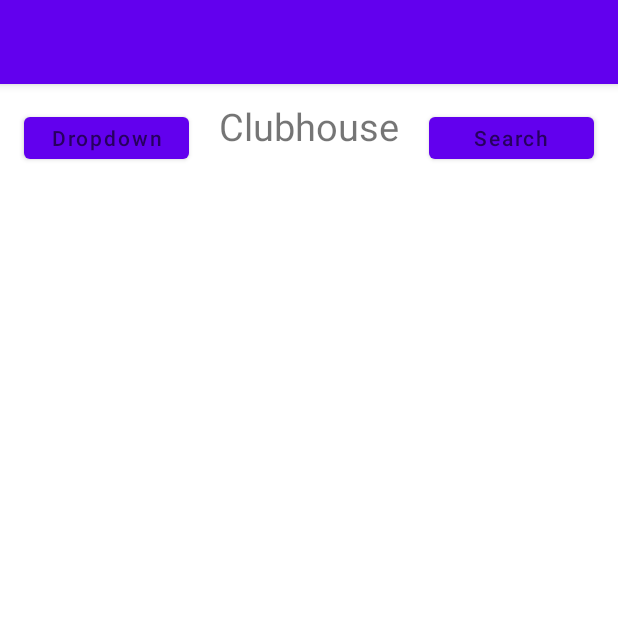
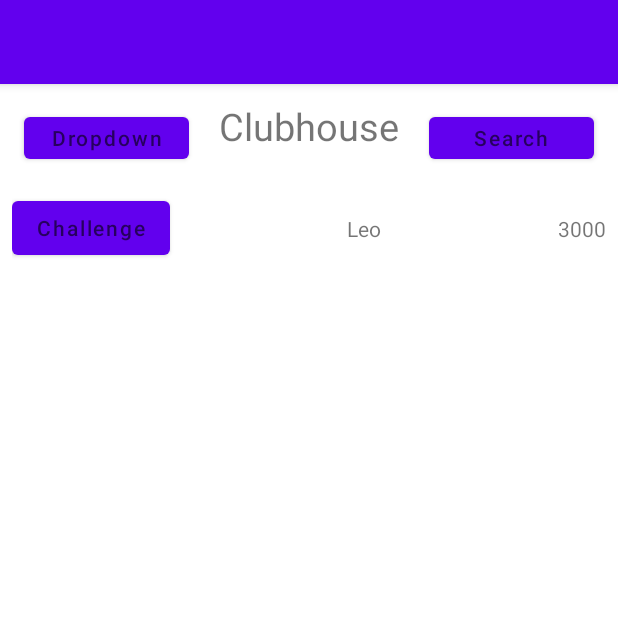
Before and after one commit to LeoSanitt/PolterGeorge, an Android app: the screen it shows after launch (MainActivity), on a phone screen of 412 x 824 dp, the top half of it. Run offline under Robolectric (Android 15) with nearby library versions, the phone set to English and light mode, and no system bars.

Commit message:
cleaning it all up a bit - havent got it running yet

```diff
--- a/app/build.gradle
+++ b/app/build.gradle
@@ -34,7 +34,7 @@ android {
 }
 
 dependencies {
-
+    implementation fileTree('dir': 'libs', include: ['*.jar'])
     implementation "org.jetbrains.kotlin:kotlin-stdlib:$kotlin_version"
     implementation 'androidx.core:core-ktx:1.3.2'
     implementation 'androidx.appcompat:appcompat:1.2.0'
@@ -44,4 +44,5 @@ dependencies {
     testImplementation 'junit:junit:4.+'
     androidTestImplementation 'androidx.test.ext:junit:1.1.2'
     androidTestImplementation 'androidx.test.espresso:espresso-core:3.3.0'
+    implementation 'androidx.recyclerview:recyclerview:1.1.0'
 }
--- a/app/src/main/java/com/example/myapplication/Tapptrial/MainActivity.kt
+++ b/app/src/main/java/com/example/myapplication/Tapptrial/MainActivity.kt
@@ -7,18 +7,17 @@ import com.example.myapplication.R
 import kotlinx.android.synthetic.main.activity_main.*
 
 class MainActivity : AppCompatActivity() {
-
-    private lateinit var playeradapter: playeradapter
-
     override fun onCreate(savedInstanceState: Bundle?) {
         super.onCreate(savedInstanceState)
         setContentView(R.layout.activity_main)
 
-        rvPlayerItems.adapter = playeradapter
+        var playerList = mutableListOf(Player("Leo", "3000"))
+        val adapter = playeradapter(playerList)
+        rvPlayerItems.adapter = adapter
         rvPlayerItems.layoutManager = LinearLayoutManager(this)
 
         btnDropdown.setOnClickListener{
-            playeradapter.tempAddPlayer()
+            adapter.tempAddPlayer()
         }
     }
 }
--- a/app/src/main/java/com/example/myapplication/Tapptrial/playeradapter.kt
+++ b/app/src/main/java/com/example/myapplication/Tapptrial/playeradapter.kt
@@ -8,36 +8,26 @@ import com.example.myapplication.R
 import kotlinx.android.synthetic.main.player_info_qreq.view.*
 
 class playeradapter(
-    private val players: MutableList<Player>
+    var players: MutableList<Player>
 ) : RecyclerView.Adapter<playeradapter.playerVierHolder>() {
 
-    class playerVierHolder(itemView: View) : RecyclerView.ViewHolder(itemView)
+    inner class playerVierHolder(itemView: View) : RecyclerView.ViewHolder(itemView)
 
     override fun onCreateViewHolder(parent: ViewGroup, viewType: Int): playerVierHolder {
-        return playerVierHolder(
-            LayoutInflater.from(parent.context).inflate(
-                R.layout.player_info_qreq,
-                parent,
-                false
-            )
-        )
+        val view = LayoutInflater.from(parent.context).inflate(R.layout.player_info_qreq, parent, false)
+        return playerVierHolder(view)
     }
-
+    override fun getItemCount(): Int {
+        return players.size
+    }
+    override fun onBindViewHolder(holder: playerVierHolder, position: Int) {
+        holder.itemView.apply {
+            tvPlayerName.text = players[position].playerTitle
+            btnPlayerELO.text = players[position].elo
+        }
+    }
     fun tempAddPlayer() {
         players.add(Player("John", "1000"))
         notifyItemInserted(players.size-1)
-    }
-
-
-    override fun getItemCount(): Int {
-        return players.size
-    }
-
-    override fun onBindViewHolder(holder: playerVierHolder, position: Int) {
-        val curPlayer = players[position]
-        holder.itemView.apply{
-            Playerinf.text = curPlayer.playerTitle
-            PlayerELO.text = curPlayer.elo
         }
-    }
 }
--- a/app/src/main/res/layout/player_info_qreq.xml
+++ b/app/src/main/res/layout/player_info_qreq.xml
@@ -10,19 +10,17 @@
     >
 
     <TextView
-        android:id="@+id/Playerinf"
+        android:id="@+id/tvPlayerName"
         android:layout_width="wrap_content"
         android:layout_height="wrap_content"
         android:text="John"
         app:layout_constraintBottom_toBottomOf="parent"
-        app:layout_constraintEnd_toStartOf="@+id/PlayerELO"
-        app:layout_constraintHorizontal_bias="0.393"
-        app:layout_constraintStart_toEndOf="@+id/ChallengeButton"
-        app:layout_constraintTop_toTopOf="parent"
-        app:layout_constraintVertical_bias="0.491" />
+        app:layout_constraintEnd_toStartOf="@+id/btnPlayerELO"
+        app:layout_constraintStart_toEndOf="@+id/btnChallenge"
+        app:layout_constraintTop_toTopOf="parent" />
 
     <TextView
-        android:id="@+id/PlayerELO"
+        android:id="@+id/btnPlayerELO"
         android:layout_width="wrap_content"
         android:layout_height="wrap_content"
         android:text="ELO = 2200"
@@ -31,7 +29,7 @@
         app:layout_constraintTop_toTopOf="parent" />
 
     <Button
-        android:id="@+id/ChallengeButton"
+        android:id="@+id/btnChallenge"
         android:layout_width="105dp"
         android:hint="Challenge"
         android:layout_height="wrap_content"
```
